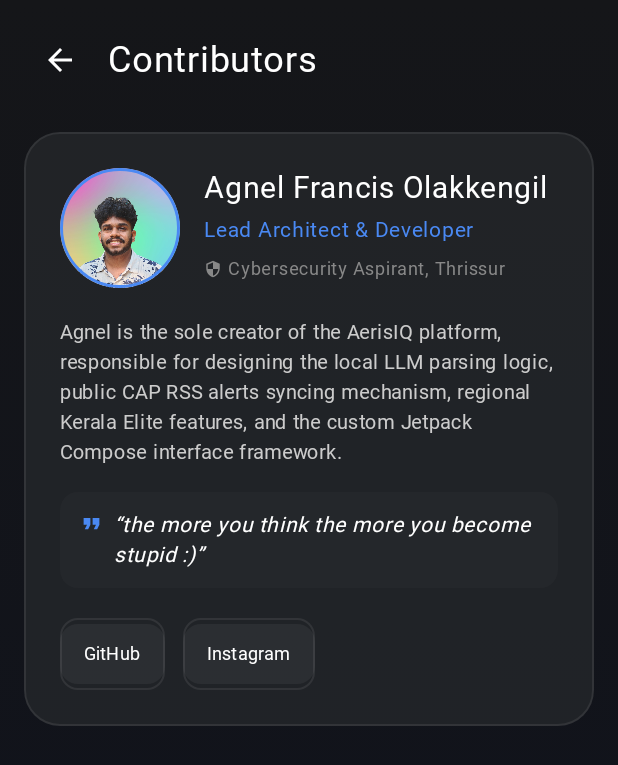
After one commit to agnelfranciso/AerisIQ, an Android app built with Jetpack Compose: the ContributorScreen screen opened through its navigation route, on a phone screen of 412 x 824 dp. The commit adds this screen. Shown: the top 765 px of the screen. Run offline under Robolectric (Android 15) with nearby library versions, the light colour scheme and no system bars.

Commit message:
major fixes

```diff
--- a/app/build.gradle
+++ b/app/build.gradle
@@ -18,6 +18,7 @@ android {
     buildTypes {
         release {
             minifyEnabled false
+            signingConfig signingConfigs.debug
         }
     }
     compileOptions {
--- a/app/src/main/java/com/example/aerisiq/ui/AerisIQApp.kt
+++ b/app/src/main/java/com/example/aerisiq/ui/AerisIQApp.kt
@@ -47,6 +47,7 @@ private fun getRoutePriority(route: String?): Int {
         Route.About.route -> 5
         Route.PrivacyPolicy.route -> 5
         Route.TermsConditions.route -> 5
+        Route.Contributor.route -> 5
         else -> 0
     }
 }
@@ -75,7 +76,8 @@ fun AerisIQApp() {
                               currentRoute != Route.Settings.route &&
                               currentRoute != Route.About.route &&
                               currentRoute != Route.PrivacyPolicy.route &&
-                              currentRoute != Route.TermsConditions.route
+                              currentRoute != Route.TermsConditions.route &&
+                              currentRoute != Route.Contributor.route
 
     Box(modifier = Modifier.fillMaxSize().background(MaterialTheme.colorScheme.background)) {
         NavHost(
@@ -146,6 +148,7 @@ fun AerisIQApp() {
                     onNavigateToAbout = { navController.navigate(Route.About.route) },
                     onNavigateToPrivacy = { navController.navigate(Route.PrivacyPolicy.route) },
                     onNavigateToTerms = { navController.navigate(Route.TermsConditions.route) },
+                    onNavigateToContributor = { navController.navigate(Route.Contributor.route) },
                     onBack = { navController.popBackStack() }
                 )
             }
@@ -157,6 +160,9 @@ fun AerisIQApp() {
             }
             composable(Route.TermsConditions.route) {
                 TermsConditionsScreen(onBack = { navController.popBackStack() })
+            }
+            composable(Route.Contributor.route) {
+                ContributorScreen(onBack = { navController.popBackStack() })
             }
         }
 
--- a/app/src/main/java/com/example/aerisiq/ui/navigation/Routes.kt
+++ b/app/src/main/java/com/example/aerisiq/ui/navigation/Routes.kt
@@ -13,4 +13,5 @@ sealed class Route(val route: String) {
     object About : Route("about")
     object PrivacyPolicy : Route("privacy_policy")
     object TermsConditions : Route("terms_conditions")
+    object Contributor : Route("contributor")
 }
--- /dev/null
+++ b/app/src/main/java/com/example/aerisiq/ui/screens/ContributorScreen.kt
@@ -0,0 +1,242 @@
+package com.example.aerisiq.ui.screens
+
+import androidx.compose.foundation.Image
+import androidx.compose.foundation.background
+import androidx.compose.foundation.border
+import androidx.compose.foundation.layout.*
+import androidx.compose.foundation.rememberScrollState
+import androidx.compose.foundation.shape.CircleShape
+import androidx.compose.foundation.shape.RoundedCornerShape
+import androidx.compose.foundation.verticalScroll
+import androidx.compose.material.icons.Icons
+import androidx.compose.material.icons.filled.ArrowBack
+import androidx.compose.material.icons.filled.Code
+import androidx.compose.material.icons.filled.FormatQuote
+import androidx.compose.material.icons.filled.Security
+import androidx.compose.material3.*
+import androidx.compose.runtime.Composable
+import androidx.compose.ui.Alignment
+import androidx.compose.ui.Modifier
+import androidx.compose.ui.draw.clip
+import androidx.compose.ui.graphics.Brush
+import androidx.compose.ui.graphics.Color
+import androidx.compose.ui.layout.ContentScale
+import androidx.compose.ui.res.painterResource
+import androidx.compose.ui.text.font.FontStyle
+import androidx.compose.ui.text.font.FontWeight
+import androidx.compose.ui.text.style.TextAlign
+import androidx.compose.ui.unit.dp
+import androidx.compose.ui.unit.sp
+import com.example.aerisiq.R
+import com.example.aerisiq.ui.theme.*
+
+data class Contributor(
+    val name: String,
+    val role: String,
+    val subtitle: String,
+    val bio: String,
+    val quote: String,
+    val githubUrl: String?,
+    val instagramUrl: String?,
+    val imageResId: Int
+)
+
+@Composable
+fun ContributorScreen(onBack: () -> Unit) {
+    val scrollState = rememberScrollState()
+
+    val contributorsList = listOf(
+        Contributor(
+            name = "Agnel Francis Olakkengil",
+            role = "Lead Architect & Developer",
+            subtitle = "Cybersecurity Aspirant, Thrissur",
+            bio = "Agnel is the sole creator of the AerisIQ platform, responsible for designing the local LLM parsing logic, public CAP RSS alerts syncing mechanism, regional Kerala Elite features, and the custom Jetpack Compose interface framework.",
+            quote = "the more you think the more you become stupid :)",
+            githubUrl = "https://github.com/agnelfranciso",
+            instagramUrl = "https://www.instagram.com/oslohaz_e/",
+            imageResId = R.drawable.contributor_agnel
+        )
+    )
+
+    Column(
+        modifier = Modifier
+            .fillMaxSize()
+            .background(Brush.verticalGradient(colors = listOf(DarkBackground, Color(0xFF0F121C))))
+            .statusBarsPadding()
+            .padding(16.dp)
+            .verticalScroll(scrollState)
+    ) {
+        // Top Header
+        Row(
+            verticalAlignment = Alignment.CenterVertically,
+            modifier = Modifier.fillMaxWidth()
+        ) {
+            IconButton(onClick = onBack) {
+                Icon(
+                    imageVector = Icons.Default.ArrowBack,
+                    contentDescription = "Back",
+                    tint = Color.White
+                )
+            }
+            Spacer(modifier = Modifier.width(8.dp))
+            Text(
+                text = "Contributors",
+                color = Color.White,
+                fontSize = 24.sp,
+                fontFamily = GoogleSansFlex,
+                fontWeight = FontWeight.ExtraBold
+            )
+        }
+
+        Spacer(modifier = Modifier.height(24.dp))
+
+        // Contributor Cards List
+        contributorsList.forEach { contributor ->
+            ContributorCard(contributor = contributor)
+            Spacer(modifier = Modifier.height(20.dp))
+        }
+    }
+}
+
+@Composable
+fun ContributorCard(contributor: Contributor) {
+    val uriHandler = androidx.compose.ui.platform.LocalUriHandler.current
+
+    Card(
+        shape = RoundedCornerShape(24.dp),
+        colors = CardDefaults.cardColors(containerColor = DarkSurfaceTranslucent),
+        border = androidx.compose.foundation.BorderStroke(1.dp, Color.White.copy(alpha = 0.08f)),
+        modifier = Modifier.fillMaxWidth()
+    ) {
+        Column(
+            modifier = Modifier.padding(24.dp)
+        ) {
+            // Header Row: Avatar + Info
+            Row(
+                verticalAlignment = Alignment.CenterVertically,
+                modifier = Modifier.fillMaxWidth()
+            ) {
+                Image(
+                    painter = painterResource(id = contributor.imageResId),
+                    contentDescription = contributor.name,
+                    contentScale = ContentScale.Crop,
+                    modifier = Modifier
+                        .size(80.dp)
+                        .clip(CircleShape)
+                        .border(2.dp, PrimaryBlue, CircleShape)
+                )
+
+                Spacer(modifier = Modifier.width(16.dp))
+
+                Column {
+                    Text(
+                        text = contributor.name,
+                        color = Color.White,
+                        fontSize = 20.sp,
+                        fontFamily = GoogleSansFlex,
+                        fontWeight = FontWeight.ExtraBold
+                    )
+
+                    Spacer(modifier = Modifier.height(4.dp))
+
+                    Text(
+                        text = contributor.role,
+                        color = PrimaryBlue,
+                        fontSize = 14.sp,
+                        fontFamily = GoogleSansFlex,
+                        fontWeight = FontWeight.Bold
+                    )
+
+                    Spacer(modifier = Modifier.height(2.dp))
+
+                    Row(verticalAlignment = Alignment.CenterVertically) {
+                        Icon(
+                            imageVector = Icons.Default.Security,
+                            contentDescription = null,
+                            tint = Color.Gray,
+                            modifier = Modifier.size(12.dp)
+                        )
+                        Spacer(modifier = Modifier.width(4.dp))
+                        Text(
+                            text = contributor.subtitle,
+                            color = Color.Gray,
+                            fontSize = 12.sp,
+                            fontFamily = GoogleSansFlex,
+                            fontWeight = FontWeight.Normal
+                        )
+                    }
+                }
+            }
+
+            Spacer(modifier = Modifier.height(20.dp))
+
+            // Bio
+            Text(
+                text = contributor.bio,
+                color = Color.LightGray,
+                fontSize = 13.sp,
+                fontFamily = GoogleSansFlex,
+                lineHeight = 20.sp
+            )
+
+            Spacer(modifier = Modifier.height(16.dp))
+
+            // Quote / Philosophy
+            Row(
+                verticalAlignment = Alignment.Top,
+                modifier = Modifier
+                    .fillMaxWidth()
+                    .background(Color.White.copy(alpha = 0.02f), RoundedCornerShape(12.dp))
+                    .padding(12.dp)
+            ) {
+                Icon(
+                    imageVector = Icons.Default.FormatQuote,
+                    contentDescription = null,
+                    tint = PrimaryBlue,
+                    modifier = Modifier.size(18.dp)
+                )
+                Spacer(modifier = Modifier.width(6.dp))
+                Text(
+                    text = "“${contributor.quote}”",
+                    color = Color.White,
+                    fontSize = 14.sp,
+                    fontStyle = FontStyle.Italic,
+                    fontFamily = GoogleSansFlex,
+                    fontWeight = FontWeight.Bold,
+                    lineHeight = 20.sp
+                )
+            }
+
+            Spacer(modifier = Modifier.height(20.dp))
+
+            // Social Buttons Row
+            Row(
+                horizontalArrangement = Arrangement.spacedBy(12.dp),
+                verticalAlignment = Alignment.CenterVertically
+            ) {
+                if (contributor.githubUrl != null) {
+                    Button(
+                        onClick = { uriHandler.openUri(contributor.githubUrl) },
+                        colors = ButtonDefaults.buttonColors(containerColor = Color.White.copy(alpha = 0.05f)),
+                        shape = RoundedCornerShape(12.dp),
+                        contentPadding = PaddingValues(horizontal = 16.dp, vertical = 8.dp),
+                        modifier = Modifier.border(1.dp, Color.White.copy(alpha = 0.08f), RoundedCornerShape(12.dp))
+                    ) {
+                        Text("GitHub", color = Color.White, fontFamily = GoogleSansFlex, fontWeight = FontWeight.Bold, fontSize = 12.sp)
+                    }
+                }
+                if (contributor.instagramUrl != null) {
+                    Button(
+                        onClick = { uriHandler.openUri(contributor.instagramUrl) },
+                        colors = ButtonDefaults.buttonColors(containerColor = Color.White.copy(alpha = 0.05f)),
+                        shape = RoundedCornerShape(12.dp),
+                        contentPadding = PaddingValues(horizontal = 16.dp, vertical = 8.dp),
+                        modifier = Modifier.border(1.dp, Color.White.copy(alpha = 0.08f), RoundedCornerShape(12.dp))
+                    ) {
+                        Text("Instagram", color = Color.White, fontFamily = GoogleSansFlex, fontWeight = FontWeight.Bold, fontSize = 12.sp)
+                    }
+                }
+            }
+        }
+    }
+}
```
Also changed, not shown: app/src/main/java/com/example/aerisiq/network/SachetApiClient.kt (+10 -0 lines), app/src/main/java/com/example/aerisiq/ui/screens/HomeScreen.kt (+13 -0 lines), app/src/main/java/com/example/aerisiq/ui/screens/SettingsScreen.kt (+9 -0 lines), app/src/main/java/com/example/aerisiq/ui/viewmodels/HomeViewModel.kt (+14 -2 lines), app/src/main/res/drawable/contributor_agnel.png (added), app/src/main/res/drawable/ic_launcher_foreground.png, 3 other files.
